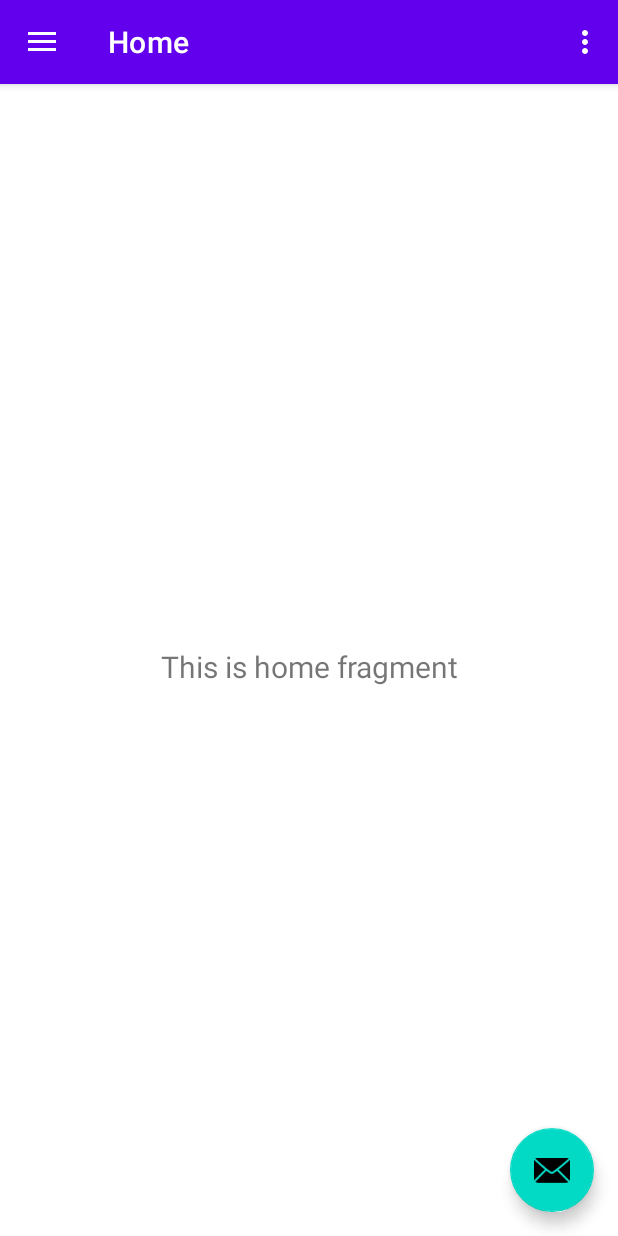
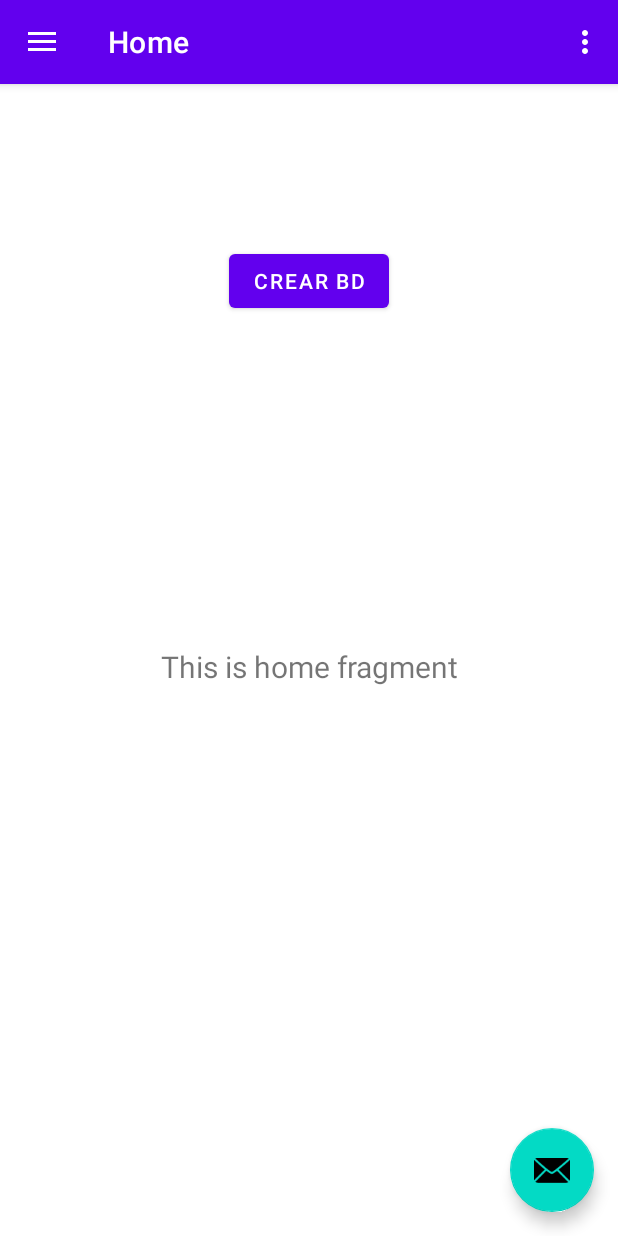
Before and after one commit to MarcoOrtegaF/SE4MD, an Android app: the screen it shows after launch (MainActivity), on a phone screen of 412 x 824 dp. Run offline under Robolectric (Android 15) with nearby library versions, the phone set to English and light mode, and no system bars; our stand-ins replace navigation-ui.

```diff
--- a/app/src/main/java/mx/ipn/escom/appplantas/MainActivity.java
+++ b/app/src/main/java/mx/ipn/escom/appplantas/MainActivity.java
@@ -1,8 +1,11 @@
 package mx.ipn.escom.appplantas;
 
+import android.database.sqlite.SQLiteDatabase;
 import android.os.Bundle;
 import android.view.View;
 import android.view.Menu;
+import android.widget.Button;
+import android.widget.Toast;
 
 import com.google.android.material.snackbar.Snackbar;
 import com.google.android.material.navigation.NavigationView;
@@ -14,6 +17,7 @@ import androidx.navigation.ui.NavigationUI;
 import androidx.drawerlayout.widget.DrawerLayout;
 import androidx.appcompat.app.AppCompatActivity;
 
+import mx.ipn.escom.appplantas.DB.DBHelper;
 import mx.ipn.escom.appplantas.databinding.ActivityMainBinding;
 
 public class MainActivity extends AppCompatActivity {
@@ -21,12 +25,30 @@ public class MainActivity extends AppCompatActivity {
     private AppBarConfiguration mAppBarConfiguration;
     private ActivityMainBinding binding;
 
+    Button BtnCre;
+
     @Override
     protected void onCreate(Bundle savedInstanceState) {
         super.onCreate(savedInstanceState);
 
         binding = ActivityMainBinding.inflate(getLayoutInflater());
         setContentView(binding.getRoot());
+
+        BtnCre = findViewById(R.id.BtnCrear);       //Buscamos al Btn y lo
+
+        BtnCre.setOnClickListener(new View.OnClickListener() {
+            @Override
+            public void onClick(View view) {
+                DBHelper dbHelper = new DBHelper(MainActivity.this);
+                SQLiteDatabase DB = dbHelper.getWritableDatabase();
+
+                if(DB != null){
+                    Toast.makeText(MainActivity.this, "Base de datos creada", Toast.LENGTH_LONG).show();
+                }else{
+                    Toast.makeText(MainActivity.this, "Error al crear la Base de datos", Toast.LENGTH_LONG).show();
+                }
+            }
+        });
 
         setSupportActionBar(binding.appBarMain.toolbar);
         binding.appBarMain.fab.setOnClickListener(new View.OnClickListener() {
--- a/app/src/main/res/layout/content_main.xml
+++ b/app/src/main/res/layout/content_main.xml
@@ -17,4 +17,15 @@
         app:layout_constraintRight_toRightOf="parent"
         app:layout_constraintTop_toTopOf="parent"
         app:navGraph="@navigation/mobile_navigation" />
+
+    <Button
+        android:id="@+id/BtnCrear"
+        android:layout_width="wrap_content"
+        android:layout_height="wrap_content"
+        android:layout_marginTop="107dp"
+        android:text="Crear BD"
+        app:layout_constraintEnd_toEndOf="parent"
+        app:layout_constraintStart_toStartOf="parent"
+        app:layout_constraintTop_toTopOf="parent" />
+
 </androidx.constraintlayout.widget.ConstraintLayout>
```
Also changed, not shown: app/src/main/java/mx/ipn/escom/appplantas/DB/DBHelper.java (added, +37 -0 lines).
